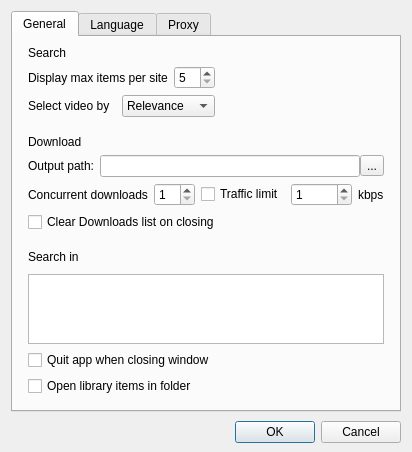
This is src/gui/preferences.ui in aliakseis/FVD as Qt 5 draws it before an edit. The edited form follows.
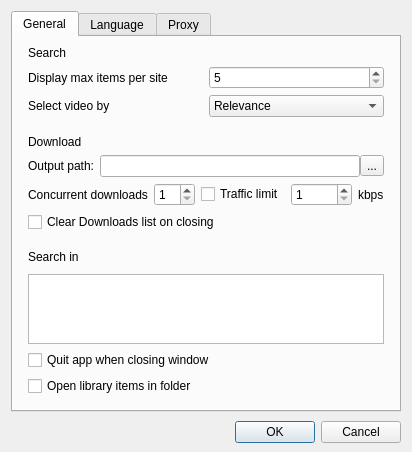
This is the edited form. Custom widgets are drawn as their Qt base class.

Diff of the .ui file:
```diff
--- a/src/gui/preferences.ui
+++ b/src/gui/preferences.ui
@@ -78,8 +78,6 @@
              <number>0</number>
             </property>
             <item row="0" column="0">
-             <layout class="QGridLayout" name="gridLayout_3">
-              <item row="0" column="0">
                <layout class="QVBoxLayout" name="verticalLayout_2">
                 <item>
                  <widget class="QLabel" name="labelSearch">
@@ -140,21 +138,6 @@
                  </layout>
                 </item>
                </layout>
-              </item>
-              <item row="0" column="1">
-               <spacer name="horizontalSpacer">
-                <property name="orientation">
-                 <enum>Qt::Horizontal</enum>
-                </property>
-                <property name="sizeHint" stdset="0">
-                 <size>
-                  <width>40</width>
-                  <height>20</height>
-                 </size>
-                </property>
-               </spacer>
-              </item>
-             </layout>
             </item>
            </layout>
           </widget>
```
